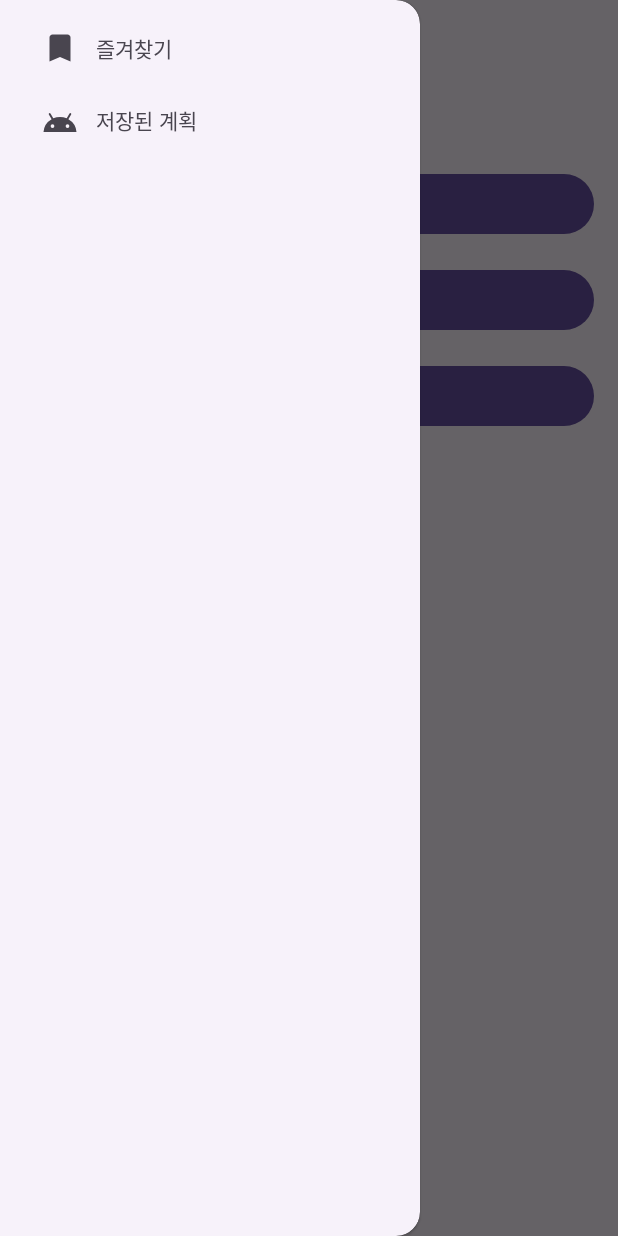
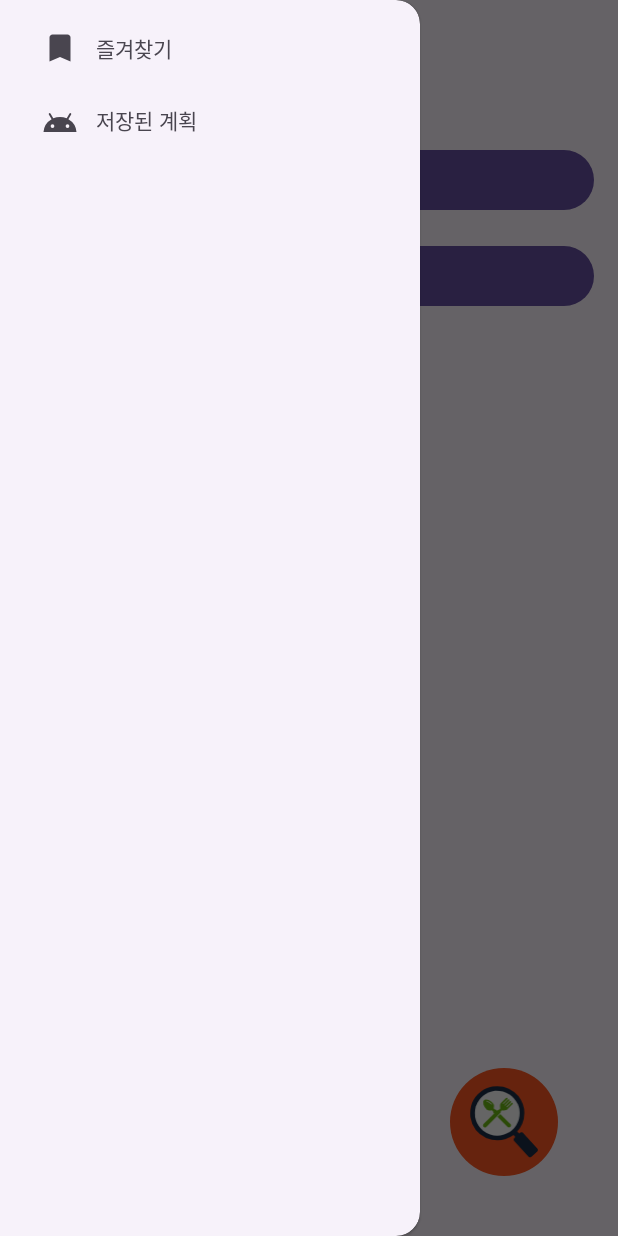
Before and after one commit to HSHwan/android-term-project, an Android app: the screen it shows after launch once a user with an empty profile is signed in (MainActivity), with the side drawer open, on a phone screen of 412 x 824 dp. Run offline under Robolectric (Android 15) with nearby library versions, the phone set to English and light mode, and no system bars; our stand-ins replace Firebase (no records; nobody signed in at launch, a user with empty details on screens opened directly).

Commit message:
feat: 음식 사진 분석 버튼 구현

```diff
--- a/app/src/main/java/com/eatdel/eattoplan/ui/main/MainActivity.kt
+++ b/app/src/main/java/com/eatdel/eattoplan/ui/main/MainActivity.kt
@@ -1,21 +1,30 @@
 package com.eatdel.eattoplan.ui.main
 
 import android.content.Intent
+import android.net.Uri
 import android.os.Bundle
 import android.view.MenuItem
+import androidx.activity.result.contract.ActivityResultContracts
 import androidx.appcompat.app.ActionBarDrawerToggle
 import androidx.appcompat.app.AppCompatActivity
+import com.eatdel.eattoplan.R
+import com.eatdel.eattoplan.databinding.ActivityMainBinding
 import com.eatdel.eattoplan.ui.bookmark.BookmarkActivity
+import com.eatdel.eattoplan.ui.photo.PhotoAnalysisActivity
 import com.eatdel.eattoplan.util.ListActivity
-import com.eatdel.eattoplan.R
-import com.eatdel.eattoplan.ui.result.ResultActivity
-import com.eatdel.eattoplan.databinding.ActivityMainBinding
 import com.google.android.material.navigation.NavigationView
 
 class MainActivity : AppCompatActivity(), NavigationView.OnNavigationItemSelectedListener {
 
     private lateinit var binding: ActivityMainBinding
     private lateinit var toggle: ActionBarDrawerToggle
+    private val imagePickerLauncher = registerForActivityResult(ActivityResultContracts.GetContent()) { uri: Uri? ->
+        uri?.let {
+            val intent = Intent(this, PhotoAnalysisActivity::class.java)
+            intent.putExtra("imageUri", uri)
+            startActivity(intent)
+        }
+    }
 
     override fun onCreate(savedInstanceState: Bundle?) {
         super.onCreate(savedInstanceState)
@@ -40,14 +49,14 @@ class MainActivity : AppCompatActivity(), NavigationView.OnNavigationItemSelecte
         binding.navView.setNavigationItemSelectedListener(this)
 
         // 4) 버튼 클릭 리스너 설정
-        binding.btnUploadPhoto.setOnClickListener {
-            startActivity(Intent(this, ResultActivity::class.java))
-        }
         binding.btnBookmark.setOnClickListener {
             startActivity(Intent(this, BookmarkActivity::class.java))
         }
         binding.btnSavedPlans.setOnClickListener {
             startActivity(Intent(this, ListActivity::class.java))
+        }
+        binding.btnAnalyzeFood.setOnClickListener {
+            imagePickerLauncher.launch("image/*")
         }
     }
 
--- /dev/null
+++ b/app/src/main/res/drawable/ic_food_analyze.xml
@@ -0,0 +1,38 @@
+<vector xmlns:android="http://schemas.android.com/apk/res/android"
+    android:width="464dp"
+    android:height="477dp"
+    android:viewportWidth="464"
+    android:viewportHeight="477">
+  <path
+      android:pathData="m141.5,6.5q6.9,-0.4 13,-3 103.7,-15.5 172.5,63 64.6,85.8 25,186 -12.1,27.6 -32.5,49.5 5.8,7.8 13.5,13.5 5.3,-4.8 11.5,-8.5 5.7,-1.3 11,1 49.3,54.3 98.5,108.5 4.8,7.5 0,15 -20.1,18.9 -40.5,37.5 -7.9,5.6 -17,2 -49.3,-54.3 -98.5,-108.5 -4.1,-6.3 -1,-13 4.7,-5.7 9.5,-11 -5.2,-6.9 -11,-13.5 -85.3,58.3 -182,20 -88.1,-42.6 -104.5,-139.5 -10.9,-121.1 92.5,-183.5 19.2,-9.9 40,-15.5z"
+      android:fillColor="#1b2e46"
+      android:fillType="evenOdd"/>
+  <path
+      android:pathData="m172.5,31.5q104.7,-2.8 151.5,90 6.2,15.6 10,32 12.1,95.2 -64.5,151.5 -90.9,53 -176,-9 -72.9,-65.2 -48.5,-160.5 33.4,-89.2 127.5,-104z"
+      android:fillColor="#fdfefd"
+      android:fillType="evenOdd"/>
+  <path
+      android:pathData="m267.5,93.5q3.1,7.4 11,4 1.8,1.5 4,2.5 -1.3,1 -2,2.5 5.3,3.3 7,9 -3,-0.2 -6,0.5 -14.5,14.5 -29,29 -5.7,0.8 -3,-4.5 15,-13.8 28.5,-29 1.5,-8.9 -7.5,-7.5 -15,15 -30,30 -4.8,1.3 -3.5,-3.5 15,-15 30,-30 0.7,-1.4 0.5,-3z"
+      android:fillColor="#f6fcee"
+      android:fillType="evenOdd"/>
+  <path
+      android:pathData="m289.5,113.5q1.7,3.2 0.5,7 -1,1.1 -2.5,1 2.6,-3.5 2,-8z"
+      android:fillColor="#cfe9b1"
+      android:fillType="evenOdd"/>
+  <path
+      android:pathData="m255.5,79.5q0.2,3 -0.5,6 -14.5,14.5 -29,29 -0.7,1.9 -0.5,4 2.1,0.2 4,-0.5 14.5,-14.5 29,-29 3.6,-1.1 7,0.5 2.4,1.2 2,4 0.2,1.6 -0.5,3 -15,15 -30,30 -1.3,4.8 3.5,3.5 15,-15 30,-30 9,-1.4 7.5,7.5 -13.5,15.2 -28.5,29 -2.7,5.3 3,4.5 14.5,-14.5 29,-29 3,-0.7 6,-0.5 0.5,1.5 2,2 0.6,4.5 -2,8 -17,16 -33,33 -3.3,2.9 -7,5 -8.6,3.7 -18,3 -5.8,-1.1 -11,-2.5 -3.8,3.8 -7.5,7.5 0,6.3 -4,11 -46.2,46.2 -92.5,92.5 -9.8,7.2 -19,-0.5 -6.2,-9.2 0.5,-18 35.6,-35.6 70.5,-70.5 -1.7,-3.2 -4.5,-5.5 -1.1,-4.6 -3,-9 -3.8,-3.8 -7.5,-7.5 -7.7,1 -15.5,2.5 -9.8,0.1 -17.5,-5.5 -16.1,-14.3 -23,-34.5 -1.3,-10.4 -1,-21 4.7,-13 18.5,-12 18.7,1 33.5,12.5 12.1,8.5 18.5,21.5 1,8.5 0,17 -1.5,3.5 -2,7 5.8,8.3 15.5,10.5 3.7,2.5 7,5.5 6.5,-7 16,-8.5 2.8,-2.8 5.5,-5.5 -1.9,-12.9 -1,-26 1.8,-6.2 6,-11 16,-15.6 31.5,-31.5 3,-2.8 7,-3.5 3.1,-0.1 5,2z"
+      android:fillColor="#6db914"
+      android:fillType="evenOdd"/>
+  <path
+      android:pathData="m116.5,97.5q20.9,4.8 35.5,21 1.9,5.4 -3.5,4.5 -12.7,-14.2 -31,-20 -3.2,-2.3 -1,-5.5z"
+      android:fillColor="#f7fcf0"
+      android:fillType="evenOdd"/>
+  <path
+      android:pathData="m247.5,159.5q-7.9,7.7 -18,3 9.4,0.7 18,-3z"
+      android:fillColor="#edfbd9"
+      android:fillType="evenOdd"/>
+  <path
+      android:pathData="m205.5,186.5q1.6,-0.2 3,0.5 34.3,34.3 68.5,68.5 4.3,15.9 -12,19 -4.8,-0.2 -8.5,-3 -32.5,-32.5 -65,-65 -2,-1.7 -1.5,-4 7.5,-8.3 15.5,-16z"
+      android:fillColor="#6cb911"
+      android:fillType="evenOdd"/>
+</vector>
--- /dev/null
+++ b/app/src/main/res/drawable/rounded_button_background.xml
@@ -0,0 +1,5 @@
+<?xml version="1.0" encoding="utf-8"?>
+<shape xmlns:android="http://schemas.android.com/apk/res/android"
+    android:shape="oval">
+    <solid android:color="@color/deep_orange" />
+</shape>
--- a/app/src/main/res/layout/activity_main.xml
+++ b/app/src/main/res/layout/activity_main.xml
@@ -23,17 +23,6 @@
             app:layout_constraintStart_toStartOf="parent"
             app:layout_constraintEnd_toEndOf="parent" />
 
-        <!-- 음식 사진 업로드 버튼 -->
-        <com.google.android.material.button.MaterialButton
-            android:id="@+id/btnUploadPhoto"
-            android:layout_width="0dp"
-            android:layout_height="wrap_content"
-            android:text="음식 사진 업로드"
-            android:layout_marginTop="32dp"
-            app:layout_constraintTop_toBottomOf="@id/toolbar"
-            app:layout_constraintStart_toStartOf="parent"
-            app:layout_constraintEnd_toEndOf="parent" />
-
         <!-- 즐겨찾기 버튼 -->
         <com.google.android.material.button.MaterialButton
             android:id="@+id/btnBookmark"
@@ -41,7 +30,7 @@
             android:layout_height="wrap_content"
             android:text="즐겨찾기"
             android:layout_marginTop="16dp"
-            app:layout_constraintTop_toBottomOf="@id/btnUploadPhoto"
+            app:layout_constraintTop_toBottomOf="@id/toolbar"
             app:layout_constraintStart_toStartOf="parent"
             app:layout_constraintEnd_toEndOf="parent" />
 
@@ -56,6 +45,19 @@
             app:layout_constraintStart_toStartOf="parent"
             app:layout_constraintEnd_toEndOf="parent" />
 
+        <!-- 음식 분석 버튼 -->
+        <ImageButton
+            android:id="@+id/btnAnalyzeFood"
+            android:layout_width="72dp"
+            android:layout_height="72dp"
+            android:src="@drawable/ic_food_analyze"
+            android:background="@drawable/rounded_button_background"
+            android:scaleType="centerInside"
+            android:padding="12dp"
+            app:layout_constraintBottom_toBottomOf="parent"
+            app:layout_constraintEnd_toEndOf="parent"
+            android:layout_margin="24dp" />
+
     </androidx.constraintlayout.widget.ConstraintLayout>
 
     <!-- 사이드 내비게이션 메뉴 -->
--- a/app/src/main/res/values/colors.xml
+++ b/app/src/main/res/values/colors.xml
@@ -2,4 +2,5 @@
 <resources>
     <color name="black">#FF000000</color>
     <color name="white">#FFFFFFFF</color>
+    <color name="deep_orange">#FF5722</color>
 </resources>
```
